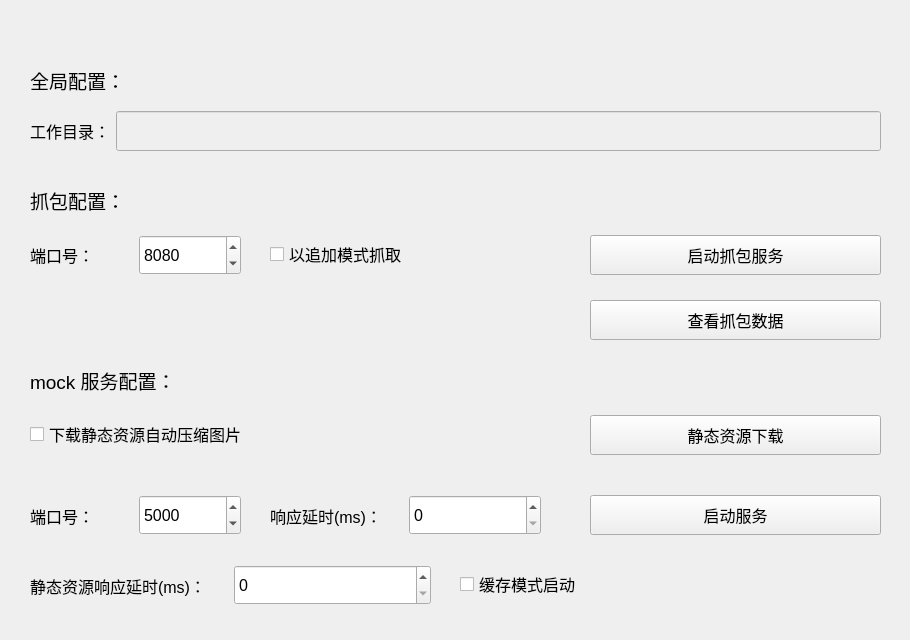
The window that qt_ui/mian_window.ui (ShenWei-HopeNoBug/mock-api-server) describes before a commit, drawn with Qt 5.
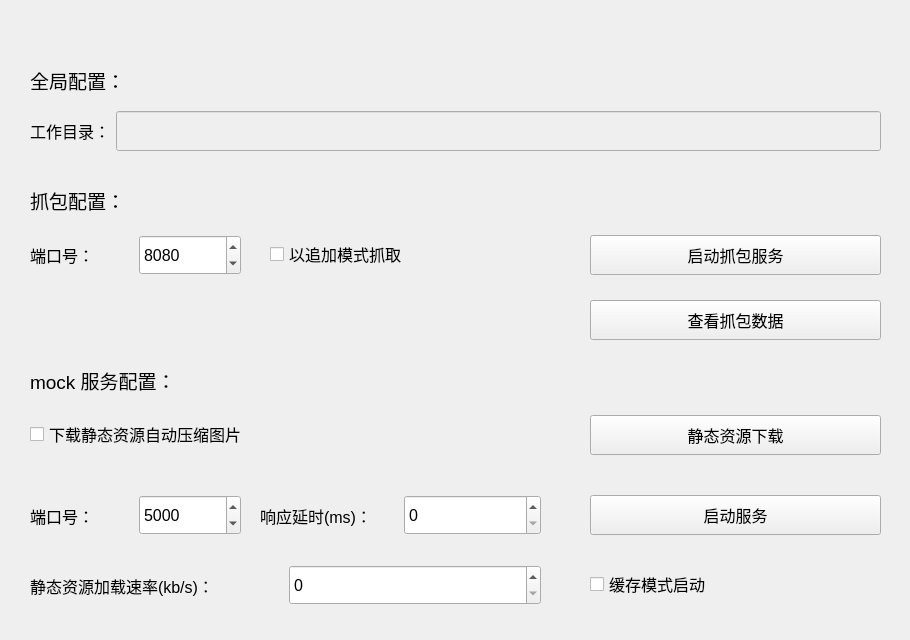
The same window after the commit.

Commit message: 静态资源加载延时改成设置加载速率

What changed in the file:
```diff
--- a/qt_ui/mian_window.ui
+++ b/qt_ui/mian_window.ui
@@ -385,7 +385,7 @@
   <widget class="QCheckBox" name="cacheCheckBox">
    <property name="geometry">
     <rect>
-     <x>460</x>
+     <x>590</x>
      <y>560</y>
      <width>211</width>
      <height>48</height>
@@ -466,9 +466,9 @@
   <widget class="QWidget" name="horizontalLayoutWidget_7">
    <property name="geometry">
     <rect>
-     <x>270</x>
+     <x>260</x>
      <y>490</y>
-     <width>271</width>
+     <width>281</width>
      <height>51</height>
     </rect>
    </property>
@@ -510,7 +510,7 @@
     <rect>
      <x>30</x>
      <y>560</y>
-     <width>401</width>
+     <width>511</width>
      <height>51</height>
     </rect>
    </property>
@@ -523,7 +523,7 @@
        </font>
       </property>
       <property name="text">
-       <string>静态资源响应延时(ms)：</string>
+       <string>静态资源加载速率(kb/s)：</string>
       </property>
      </widget>
     </item>
```
Left out of the diff: 2 changed lines with no effect on the pictures. The commit also changes 3 other files.
